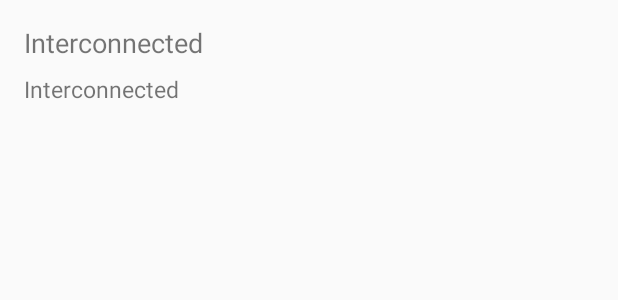
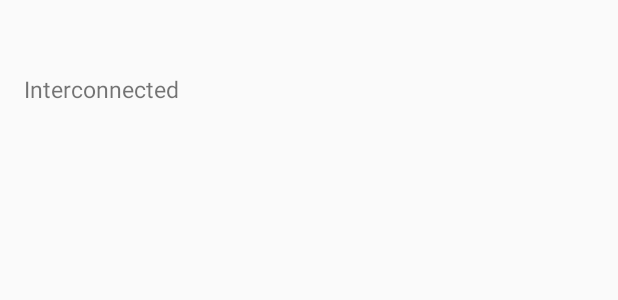
Before and after one commit to ragitam/Interconnected, an Android app: the layout list_anggota.xml on its own in the app's theme, with its tools: preview values and no code run, on a phone screen of 412 x 824 dp. Shown: the top 300 px of the screen. Run offline under Robolectric (Android 15) with nearby library versions, the light colour scheme and no system bars.

Commit message:
list anggota

```diff
--- a/app/src/main/java/com/app/interconnected/OrganizationFragment.java
+++ b/app/src/main/java/com/app/interconnected/OrganizationFragment.java
@@ -11,6 +11,7 @@ import android.support.v7.widget.GridLayoutManager;
 import android.support.v7.widget.LinearLayoutManager;
 import android.support.v7.widget.RecyclerView;
 import android.view.LayoutInflater;
+import android.view.MenuItem;
 import android.view.View;
 import android.view.ViewGroup;
 import android.widget.ImageView;
@@ -59,4 +60,5 @@ public class OrganizationFragment extends Fragment {
         listGambar.add("Tim Ocon");
         listGambar.add("Panitia 17 Agustus");
     }
+
 }
--- a/app/src/main/res/layout/list_anggota.xml
+++ b/app/src/main/res/layout/list_anggota.xml
@@ -10,8 +10,7 @@
         android:layout_width="wrap_content"
         android:layout_height="wrap_content"
         android:id="@+id/nama_anggota"
-        android:textSize="18dp"
-        android:text="@string/app_name"/>
+        android:textSize="18dp" />
     <TextView
         android:layout_width="wrap_content"
         android:layout_height="wrap_content"
```
